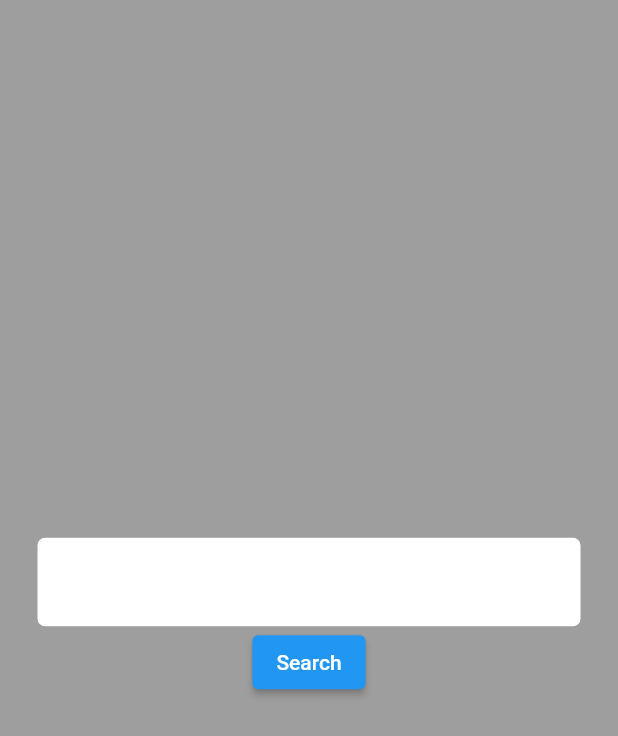
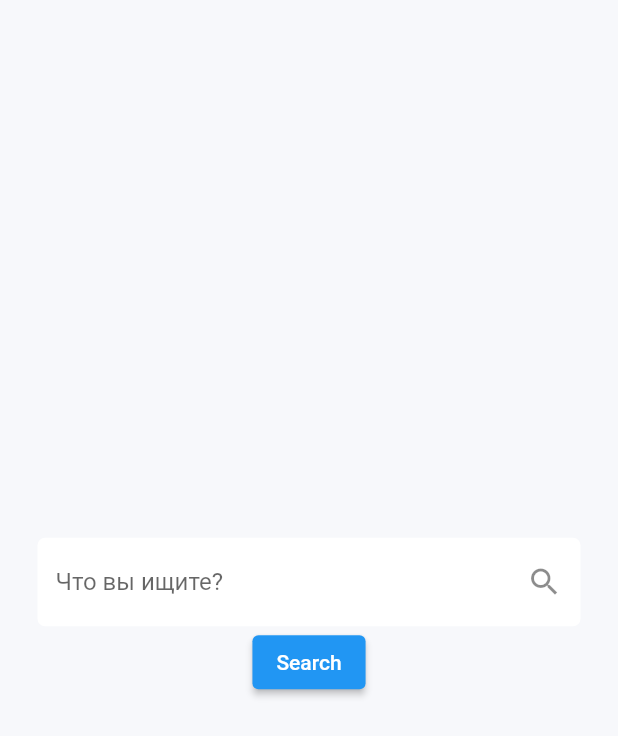
Before and after one commit to black-rusuz/rospatent, a Flutter app: the screen it shows after launch, on a phone screen of 412 x 824 dp. Shown: the top 736 px of the screen. Run offline on Flutter 3.47's test engine with Material 2 defaults, Android fonts, the light colour scheme and no system bars; our stand-ins replace dio, equatable, flutter_bloc, flutter_html, get_it, google_fonts and 1 more.

Commit message:
part/cards placeholder

```diff
--- a/lib/presentation/pages/home/home_page.dart
+++ b/lib/presentation/pages/home/home_page.dart
@@ -1,6 +1,7 @@
 import 'package:flutter/material.dart';
 import 'package:flutter_bloc/flutter_bloc.dart';
 
+import '../../providers/style.dart';
 import '../../widgets/base_text_field.dart';
 import '../../widgets/loader.dart';
 import '../../widgets/search_results.dart';
@@ -22,7 +23,7 @@ class _HomePageState extends State<HomePage> {
   @override
   Widget build(BuildContext context) {
     return Scaffold(
-      backgroundColor: Colors.grey,
+      backgroundColor: Style.background,
       body: BlocBuilder<HomeBloc, HomeState>(
         builder: (context, state) {
           if (state is HomeLoading) {
@@ -38,6 +39,8 @@ class _HomePageState extends State<HomePage> {
                 BaseTextField(
                   padding: const EdgeInsets.symmetric(horizontal: 25),
                   controller: controller,
+                  placeholder: 'Что вы ищите?',
+                  icon: Icon(Icons.search),
                 ),
                 ElevatedButton(
                   onPressed: search,
--- a/lib/presentation/widgets/base_text_field.dart
+++ b/lib/presentation/widgets/base_text_field.dart
@@ -3,11 +3,15 @@ import 'package:flutter/material.dart';
 class BaseTextField extends StatelessWidget {
   final EdgeInsets padding;
   final TextEditingController? controller;
+  final String? placeholder;
+  final Icon? icon;
 
   const BaseTextField({
     super.key,
     this.padding = EdgeInsets.zero,
     this.controller,
+    this.placeholder,
+    this.icon,
   });
 
   @override
@@ -16,10 +20,12 @@ class BaseTextField extends StatelessWidget {
       padding: padding,
       child: TextField(
         controller: controller,
-        decoration: const InputDecoration(
+        decoration: InputDecoration(
           filled: true,
           fillColor: Colors.white,
-          border: OutlineInputBorder(
+          hintText: placeholder ?? '',
+          suffixIcon: icon,
+          border: const OutlineInputBorder(
             borderSide: BorderSide.none,
             borderRadius: BorderRadius.all(
               Radius.circular(5),
```
